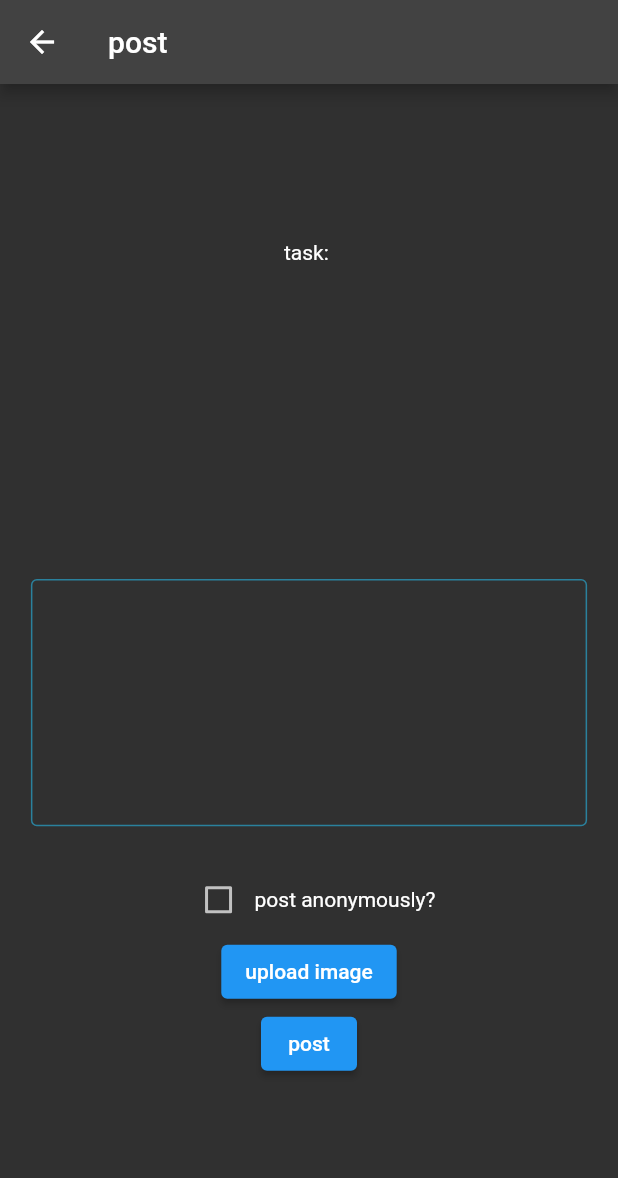
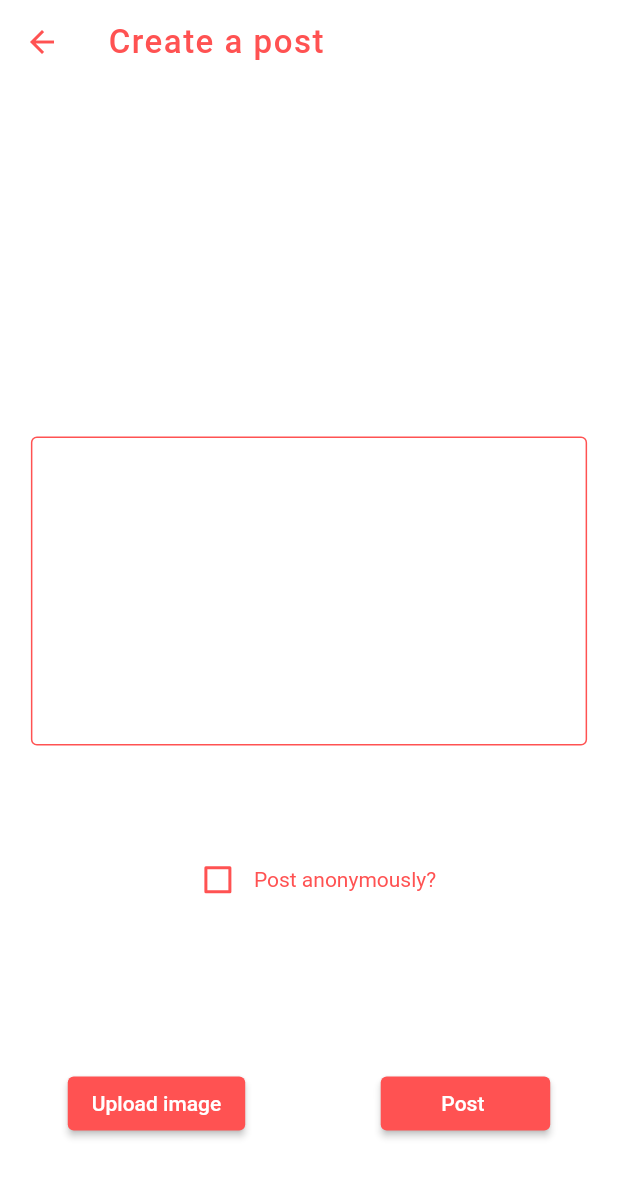
Before and after one commit to l3limp/pax, a Flutter app: the WritePost screen opened directly with empty values, on a phone screen of 412 x 824 dp. Shown: the top 1178 px of the screen. Run offline on Flutter 3.47's test engine with Material 2 defaults, Android fonts, the phone set to English and light mode, and no system bars; our stand-ins replace cloud_firestore, firebase_auth, firebase_core, firebase_storage, image_picker, like_button; accounts and stored records are empty.

Commit message:
revamped write post

```diff
--- a/lib/screens/tasks/write_post.dart
+++ b/lib/screens/tasks/write_post.dart
@@ -5,9 +5,7 @@ import 'package:cloud_firestore/cloud_firestore.dart';
 import 'package:firebase_auth/firebase_auth.dart';
 import 'package:firebase_storage/firebase_storage.dart' as firebase_storage;
 import 'package:flutter/material.dart';
-import 'package:flutter_native_image/flutter_native_image.dart';
 import 'package:image_picker/image_picker.dart';
-import 'package:pax/theme.dart';
 
 class WritePost extends StatefulWidget {
   const WritePost({Key? key}) : super(key: key);
@@ -17,7 +15,6 @@ class WritePost extends StatefulWidget {
 }
 
 late Map arguments;
-OurTheme _theme = OurTheme();
 late User? _user;
 String postText = "";
 bool showName = false;
@@ -36,30 +33,53 @@ class _WritePostState extends State<WritePost> {
     return GestureDetector(
       onTap: () => FocusScope.of(context).unfocus(),
       child: Scaffold(
+          backgroundColor: Colors.white,
           appBar: AppBar(
-            title: const Text("post"),
+            iconTheme: const IconThemeData(color: Colors.redAccent),
+            backgroundColor: Colors.white,
+            elevation: 0,
+            title: const Text(
+              "Create a post",
+              style: TextStyle(
+                  color: Colors.redAccent,
+                  fontWeight: FontWeight.w500,
+                  fontSize: 22.0,
+                  letterSpacing: 1),
             ),
-          body: Center(
-            child: SingleChildScrollView(
+          ),
+          body: SingleChildScrollView(
+            child: SizedBox(
+              height: height - 100,
+              width: width,
               child: Column(
+                mainAxisAlignment: MainAxisAlignment.spaceAround,
                 children: [
-                  Text("task: " + arguments['task']),
+                  const SizedBox(
+                    height: 20,
+                  ),
+                  Padding(
+                    padding: const EdgeInsets.symmetric(horizontal: 20),
+                    child: Text(
+                      arguments['task'],
+                      style: const TextStyle(color: Colors.black, fontSize: 24),
+                    ),
+                  ),
                   Padding(
                     padding:
                         EdgeInsets.fromLTRB(width * 0.05, 10, width * 0.05, 25),
-                    child: SizedBox(
+                    child: image != null
+                        ? SizedBox(
                             width: width * 0.9,
                             height: height * 0.2,
-                        child: image != null
-                            ? Image.file(image!)
-                            : const SizedBox()),
+                            child: Image.file(image!))
+                        : const SizedBox(),
                   ),
                   Padding(
                     padding:
                         EdgeInsets.fromLTRB(width * 0.05, 10, width * 0.05, 25),
                     child: SizedBox(
                       width: width * 0.9,
-                      height: height * 0.2,
+                      height: height * 0.25,
                       child: TextFormField(
                         onChanged: (text) {
                           postText = text;
@@ -67,50 +87,74 @@ class _WritePostState extends State<WritePost> {
                         maxLines: 21,
                         decoration: InputDecoration(
                           border: const OutlineInputBorder(),
-                          labelStyle: TextStyle(color: _theme.secondaryColor),
-                          enabledBorder: OutlineInputBorder(
-                              borderSide:
-                                  BorderSide(color: _theme.primaryColor)),
+                          enabledBorder: const OutlineInputBorder(
+                              borderSide: BorderSide(color: Colors.redAccent)),
                           focusedBorder: OutlineInputBorder(
                               borderSide: BorderSide(
-                                  color: _theme.secondaryColor, width: 2)),
+                                  color: Colors.redAccent.withOpacity(0.4),
+                                  width: 2)),
                         ),
-                        cursorColor: _theme.secondaryColor,
-                        style: TextStyle(
-                            color: _theme.primaryColor, letterSpacing: .5),
+                        cursorColor: Colors.redAccent,
+                        style: const TextStyle(
+                            color: Colors.black, letterSpacing: .5),
                       ),
                     ),
                   ),
                   Row(
                     mainAxisAlignment: MainAxisAlignment.center,
                     children: [
-                      Checkbox(
+                      Theme(
+                        data: Theme.of(context).copyWith(
+                          unselectedWidgetColor: Colors.redAccent,
+                        ),
+                        child: Checkbox(
                             value: showName,
+                            checkColor: Colors.white,
+                            activeColor: Colors.redAccent,
                             onChanged: (value) {
                               showName = value!;
                               setState(() {});
                             }),
-                      const Text("post anonymously?"),
+                      ),
+                      const Text(
+                        "Post anonymously?",
+                        style: TextStyle(color: Colors.redAccent),
+                      ),
                     ],
                   ),
+                  const SizedBox(
+                    height: 20,
+                  ),
+                  Row(
+                    mainAxisAlignment: MainAxisAlignment.spaceAround,
+                    children: [
                       ElevatedButton(
                         onPressed: () async {
                           imageLocation = await uploadPic();
                         },
-                      child: const Text("upload image")),
+                        style:
+                            ElevatedButton.styleFrom(primary: Colors.redAccent),
+                        child: const Text("Upload image"),
+                      ),
                       ElevatedButton(
+                          style: ElevatedButton.styleFrom(
+                            primary: Colors.redAccent,
+                          ),
                           onPressed: () async {
                             if (postText.isNotEmpty) {
                               await Future.delayed(const Duration(seconds: 2));
                               _setPost();
                               Navigator.popAndPushNamed(context, '/posts');
                             } else {
-                          const snackBar =
-                              SnackBar(content: Text('Post cannot be empty'));
-                          ScaffoldMessenger.of(context).showSnackBar(snackBar);
+                              const snackBar = SnackBar(
+                                  content: Text('Post cannot be empty'));
+                              ScaffoldMessenger.of(context)
+                                  .showSnackBar(snackBar);
                             }
                           },
-                      child: const Text("post")),
+                          child: const Text("       Post        "))
+                    ],
+                  ),
                 ],
               ),
             ),
@@ -119,7 +163,6 @@ class _WritePostState extends State<WritePost> {
   }
 
   Future<String> uploadPic() async {
-    //Get the file from the image picker and store it
     Random _random = Random();
     int num = _random.nextInt(99999);
     final image = await ImagePicker().pickImage(source: ImageSource.gallery);
@@ -137,13 +180,11 @@ class _WritePostState extends State<WritePost> {
       print(e);
     }
 
-    // Waits till the file is uploaded then stores the download url
     String url = await firebase_storage.FirebaseStorage.instance
         .ref('uploads')
         .child(num.toString() + ".png")
         .getDownloadURL();
 
-    //returns the download url
     return url;
   }
 
```
Lines whose indentation alone changed are shown as unchanged.
